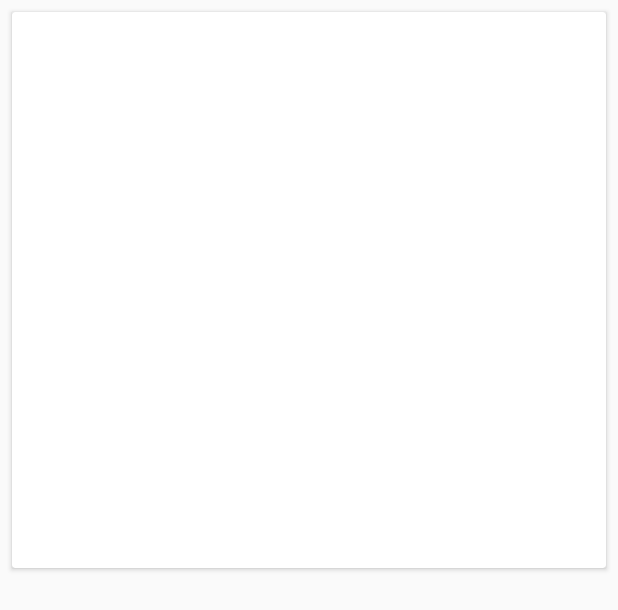
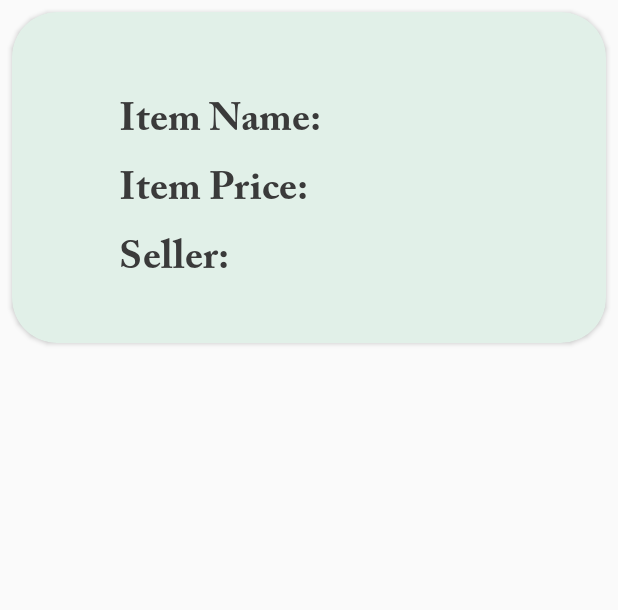
Before and after one commit to fchomski/FarmFresh, an Android app: the layout item_card.xml on its own in the app's theme, with its tools: preview values and no code run, on a phone screen of 412 x 824 dp. Shown: the top 610 px of the screen. Run offline under Robolectric (Android 15) with nearby library versions, the phone set to English and light mode, and no system bars.

Commit message:
beautiful list

```diff
--- a/app/src/main/res/layout/fragment_search.xml
+++ b/app/src/main/res/layout/fragment_search.xml
@@ -29,8 +29,9 @@
 
             <Button
                 android:id="@+id/searchBtn"
-                android:layout_width="wrap_content"
-                android:layout_height="match_parent"
+                android:layout_width="100dp"
+                android:layout_height="50dp"
+                android:layout_gravity="center"
                 android:layout_weight="1"
                 android:background="#3A3A3A"
                 android:text="Search"
@@ -43,6 +44,8 @@
             android:layout_height="match_parent"
             android:orientation="horizontal">
             <androidx.recyclerview.widget.RecyclerView
+                android:layout_marginTop="30dp"
+                android:layout_marginBottom="50dp"
                 android:id="@+id/itemList"
                 android:layout_width="match_parent"
                 android:layout_height="match_parent"
--- a/app/src/main/res/layout/item_card.xml
+++ b/app/src/main/res/layout/item_card.xml
@@ -1,14 +1,18 @@
 <?xml version="1.0" encoding="utf-8"?>
 <androidx.cardview.widget.CardView xmlns:android="http://schemas.android.com/apk/res/android"
+    xmlns:app="http://schemas.android.com/apk/res-auto"
     android:layout_width="match_parent"
-    android:background="#3f574b"
     android:layout_height="wrap_content"
+    app:cardBackgroundColor="#e1f0e8"
+    app:cardCornerRadius="30dp"
     android:layout_margin="8dp"
     android:orientation="vertical">
 
-
     <LinearLayout
-        android:layout_marginTop="10dp"
+        android:layout_marginTop="20dp"
+        android:layout_marginBottom="30dp"
+        android:layout_marginLeft="40dp"
+        android:layout_marginRight="40dp"
         android:layout_width="match_parent"
         android:layout_height="wrap_content"
         android:padding="1dp"
@@ -16,20 +20,75 @@
         <ImageView
             android:id="@+id/cardItemImage"
             android:layout_gravity="center"
-            android:layout_width="300dp"
-            android:layout_height="300dp"/>
+            android:layout_marginBottom="30dp"
+            android:layout_width="match_parent"
+            android:layout_height="match_parent"
+            android:contentDescription="@string/card_item_image" />
+
+        <LinearLayout
+            android:orientation="horizontal"
+            android:layout_marginLeft="30dp"
+            android:layout_width="match_parent"
+            android:layout_height="wrap_content"
+            android:layout_marginStart="30dp">
             <TextView
+                android:textColor="#3A3A3A"
+                android:textSize="12pt"
+                android:fontFamily="@font/acaslonpro_bold"
+                android:layout_width="150dp"
+                android:layout_height="wrap_content"
+                android:text="@string/item_name"/>
+            <TextView
+                android:textColor="#3A3A3A"
+                android:textSize="12pt"
+                android:fontFamily="@font/acaslonpro_bold"
                 android:id="@+id/cardItemName"
                 android:layout_width="match_parent"
                 android:layout_height="wrap_content"/>
+        </LinearLayout>
+
+        <LinearLayout
+            android:orientation="horizontal"
+            android:layout_marginLeft="30dp"
+            android:layout_width="match_parent"
+            android:layout_height="wrap_content"
+            android:layout_marginStart="30dp">
             <TextView
+                android:textColor="#3A3A3A"
+                android:textSize="12pt"
+                android:fontFamily="@font/acaslonpro_bold"
+                android:layout_width="150dp"
+                android:layout_height="wrap_content"
+                android:text="@string/item_price"/>
+            <TextView
+                android:textColor="#3A3A3A"
+                android:textSize="12pt"
+                android:fontFamily="@font/acaslonpro_bold"
                 android:id="@+id/cardItemPrice"
                 android:layout_width="match_parent"
                 android:layout_height="wrap_content"/>
+        </LinearLayout>
+        <LinearLayout
+            android:orientation="horizontal"
+            android:layout_marginLeft="30dp"
+            android:layout_width="match_parent"
+            android:layout_height="wrap_content"
+            android:layout_marginStart="30dp">
             <TextView
+                android:textColor="#3A3A3A"
+                android:textSize="12pt"
+                android:fontFamily="@font/acaslonpro_bold"
+                android:layout_width="150dp"
+                android:layout_height="wrap_content"
+                android:text="@string/seller"/>
+            <TextView
+                android:textColor="#3A3A3A"
+                android:textSize="12pt"
+                android:fontFamily="@font/acaslonpro_bold"
                 android:id="@+id/cardItemSeller"
                 android:layout_width="match_parent"
                 android:layout_height="wrap_content"/>
         </LinearLayout>
+    </LinearLayout>
 
 </androidx.cardview.widget.CardView>
--- a/app/src/main/res/values/strings.xml
+++ b/app/src/main/res/values/strings.xml
@@ -37,4 +37,8 @@
     <string name="menu_help">Help</string>
 
     <string name="home_second">Home Second</string>
+    <string name="item_name">Item Name:</string>
+    <string name="item_price">Item Price:</string>
+    <string name="seller">Seller:</string>
+    <string name="card_item_image">card item Image</string>
 </resources>
```
Lines whose indentation alone changed are shown as unchanged.
